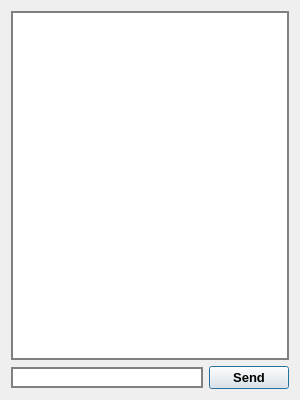
Above: mess/gui.ui from wranidlo/broadcast_sender_receiver before the change. Below: the same form after it.
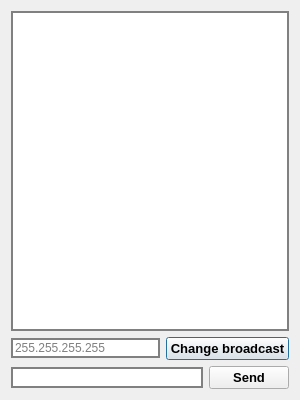
That is the form after the change.

```diff
--- a/mess/gui.ui
+++ b/mess/gui.ui
@@ -22,7 +22,40 @@
   <layout class="QGridLayout" name="gridLayout_2">
    <item row="0" column="0">
     <layout class="QGridLayout" name="gridLayout">
-     <item row="1" column="0">
+     <item row="2" column="0">
+      <layout class="QHBoxLayout" name="horizontalLayout_2">
+       <item>
+        <widget class="QLineEdit" name="line_edit_ip">
+         <property name="styleSheet">
+          <string notr="true">QLineEdit{
+border:2px solid gray;
+border-radius:2 px;
+selection-background-color:darkblue;
+
+}</string>
+         </property>
+         <property name="placeholderText">
+          <string>255.255.255.255</string>
+         </property>
+        </widget>
+       </item>
+       <item>
+        <widget class="QPushButton" name="button_ip">
+         <property name="font">
+          <font>
+           <pointsize>10</pointsize>
+           <weight>75</weight>
+           <bold>true</bold>
+          </font>
+         </property>
+         <property name="text">
+          <string>Change broadcast</string>
+         </property>
+        </widget>
+       </item>
+      </layout>
+     </item>
+     <item row="5" column="0">
       <layout class="QHBoxLayout" name="horizontalLayout">
        <item>
         <widget class="QLineEdit" name="line_edit_messege">
```
